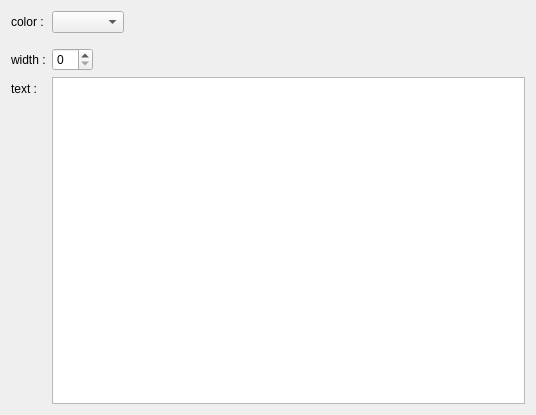
This is src/config/AppareanceSettings.ui in leroy-anthony/weshtunotes as Qt 5 draws it before an edit. The edited form follows.
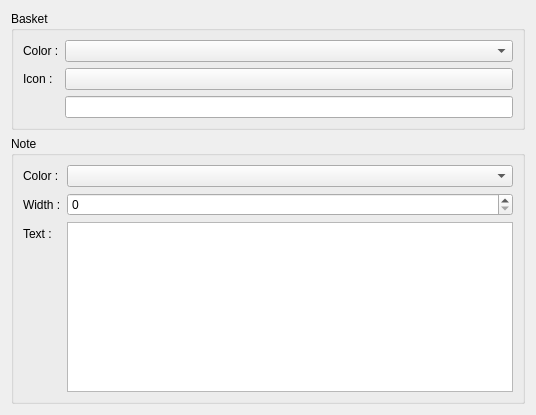
This is the edited form. Custom widgets are drawn as their Qt base class.

The edit to the form file:
```diff
--- a/src/config/AppareanceSettings.ui
+++ b/src/config/AppareanceSettings.ui
@@ -23,10 +23,16 @@
    <property name="fieldGrowthPolicy">
     <enum>QFormLayout::ExpandingFieldsGrow</enum>
    </property>
+   <item row="1" column="0" colspan="2">
+    <widget class="QGroupBox" name="groupBox">
+     <property name="title">
+      <string>Note</string>
+     </property>
+     <layout class="QFormLayout" name="formLayout_2">
    <item row="0" column="0">
     <widget class="QLabel" name="label">
      <property name="text">
-      <string>color :</string>
+         <string>Color :</string>
      </property>
     </widget>
    </item>
@@ -37,40 +43,77 @@
      </property>
     </widget>
    </item>
-   <item row="1" column="1">
-    <widget class="Line" name="line">
-     <property name="orientation">
-      <enum>Qt::Horizontal</enum>
-     </property>
-    </widget>
-   </item>
-   <item row="2" column="0">
+      <item row="1" column="0">
     <widget class="QLabel" name="label_2">
      <property name="text">
-      <string>width :</string>
+         <string>Width :</string>
      </property>
     </widget>
    </item>
-   <item row="2" column="1">
+      <item row="1" column="1">
     <widget class="KIntSpinBox" name="kcfg_widthNote">
      <property name="singleStep">
       <number>10</number>
      </property>
     </widget>
    </item>
-   <item row="3" column="0">
+      <item row="2" column="0">
     <widget class="QLabel" name="label_3">
      <property name="text">
-      <string>text :</string>
+         <string>Text :</string>
      </property>
     </widget>
    </item>
-   <item row="3" column="1">
+      <item row="2" column="1">
     <widget class="KTextEdit" name="kcfg_textItem"/>
    </item>
   </layout>
  </widget>
+   </item>
+   <item row="0" column="0" colspan="2">
+    <widget class="QGroupBox" name="groupBox_2">
+     <property name="title">
+      <string>Basket</string>
+     </property>
+     <layout class="QFormLayout" name="formLayout_3">
+      <item row="0" column="1">
+       <widget class="KColorCombo" name="kcfg_colorBasket">
+        <property name="enabled">
+         <bool>true</bool>
+        </property>
+       </widget>
+      </item>
+      <item row="2" column="1">
+       <widget class="KIconButton" name="m_iconBasketButton"/>
+      </item>
+      <item row="2" column="0">
+       <widget class="QLabel" name="label_4">
+        <property name="text">
+         <string>Icon :</string>
+        </property>
+       </widget>
+      </item>
+      <item row="0" column="0">
+       <widget class="QLabel" name="label_5">
+        <property name="text">
+         <string>Color :</string>
+        </property>
+       </widget>
+      </item>
+      <item row="3" column="1">
+       <widget class="QLineEdit" name="kcfg_iconBasket"/>
+      </item>
+     </layout>
+    </widget>
+   </item>
+  </layout>
+ </widget>
  <customwidgets>
+  <customwidget>
+   <class>KIconButton</class>
+   <extends>QPushButton</extends>
+   <header>kicondialog.h</header>
+  </customwidget>
   <customwidget>
    <class>KIntSpinBox</class>
    <extends>QSpinBox</extends>
```
Lines whose indentation alone changed are shown as unchanged.
